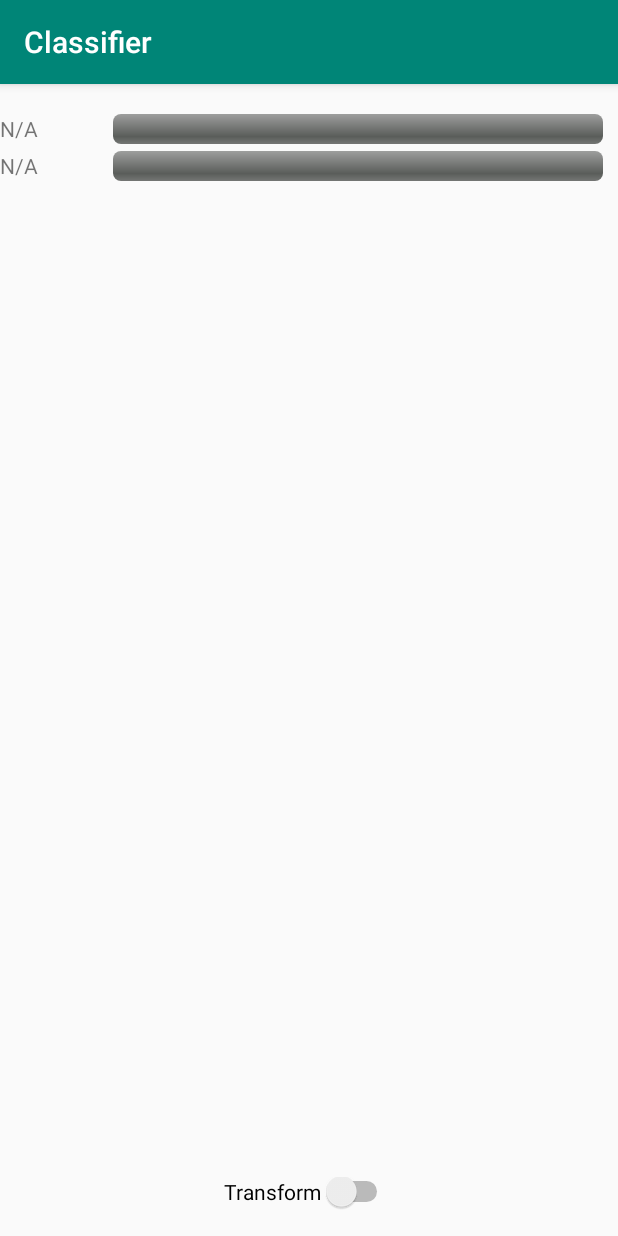
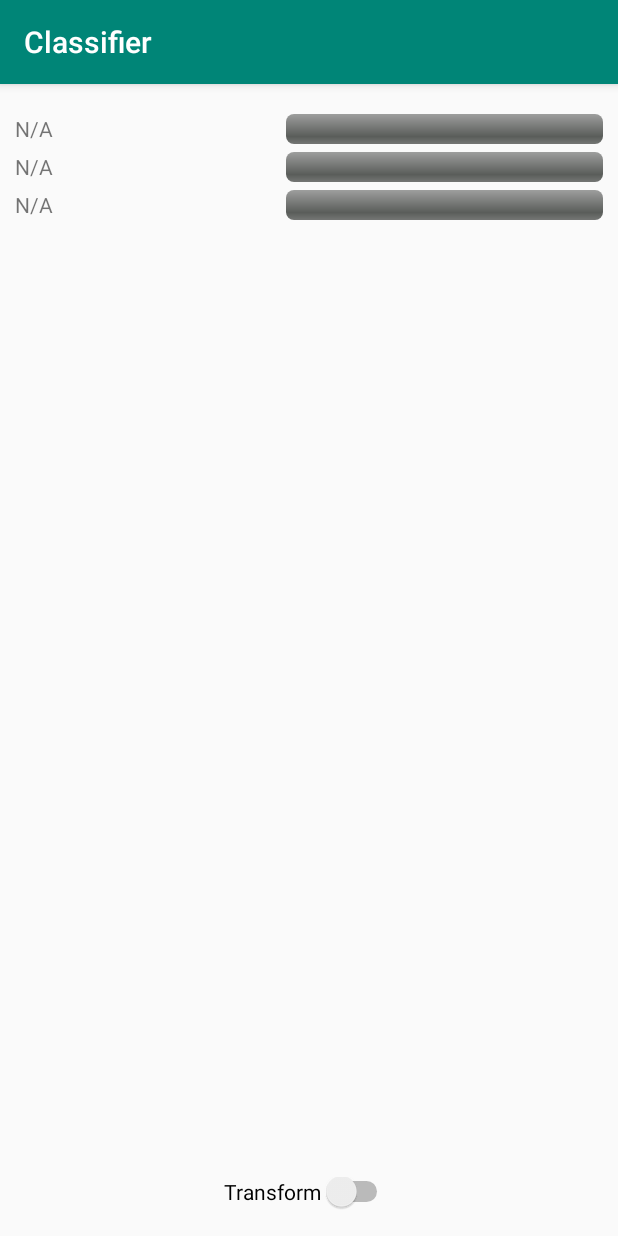
Before and after one commit to Lindronics/flir_app, an Android app: the ClassifierActivity screen opened directly, with no data from a screen before it, on a phone screen of 412 x 824 dp. Run offline under Robolectric (Android 15) with nearby library versions, the phone set to English and light mode, and no system bars; libraries missing offline, so code that uses them is left out: com.flir.thermalsdk, org.opencv.android, org.opencv.core, org.opencv.imgproc, org.tensorflow.lite; 20 statements that could not run were skipped.

Commit message:
Added animals classifier model * RGB only so far * Also changed prediction layout

```diff
--- a/app/src/main/assets/labels.txt
+++ b/app/src/main/assets/labels.txt
@@ -1,2 +1,8 @@
-nothing
-person
+cat
+pony
+hamburg-chicken
+alpaca
+muscovy-duck
+chicken
+silkie-chicken
+goose
--- a/app/src/main/assets/transformation.txt
+++ b/app/src/main/assets/transformation.txt
@@ -1,3 +1,3 @@
-640,480
-1.202290,-0.026808,-50.528589
-0.017762,1.203090,-73.950204
+160,120
+1.25983807,-0.01639785,-14.61914208
+0.02008102,1.19232813,-18.66017905
--- a/app/src/main/java/com/lindronics/flirapp/activities/ClassifierActivity.java
+++ b/app/src/main/java/com/lindronics/flirapp/activities/ClassifierActivity.java
@@ -22,8 +22,10 @@ public class ClassifierActivity extends AbstractCameraActivity {
 
     private TextView firstPredictionBox;
     private TextView secondPredictionBox;
+    private TextView thirdPredictionBox;
     private ProgressBar firstPredictionPb;
     private ProgressBar secondPredictionPb;
+    private ProgressBar thirdPredictionPb;
 
     /**
      * Used so that classification is not run on every frame.
@@ -49,8 +51,10 @@ public class ClassifierActivity extends AbstractCameraActivity {
 
         firstPredictionBox = findViewById(R.id.first_prediction_box);
         secondPredictionBox = findViewById(R.id.second_prediction_box);
+        thirdPredictionBox = findViewById(R.id.third_prediction_box);
         firstPredictionPb = findViewById(R.id.first_prediction_bar);
         secondPredictionPb = findViewById(R.id.second_prediction_bar);
+        thirdPredictionPb = findViewById(R.id.third_prediction_bar);
 
         frameCounter = 0;
     }
@@ -101,9 +105,15 @@ public class ClassifierActivity extends AbstractCameraActivity {
             }
 
             ModelHandler.Recognition recognition2 = results.get(1);
-            if (recognition != null) {
+            if (recognition2 != null) {
                 secondPredictionBox.setText(recognition2.toString());
                 secondPredictionPb.setProgress((int)(float) (recognition2.getConfidence() * 100));
+            }
+
+            ModelHandler.Recognition recognition3 = results.get(2);
+            if (recognition3 != null) {
+                thirdPredictionBox.setText(recognition3.toString());
+                thirdPredictionPb.setProgress((int)(float) (recognition3.getConfidence() * 100));
             }
         }
     }
@@ -119,7 +129,7 @@ public class ClassifierActivity extends AbstractCameraActivity {
         }
 
         try {
-            modelHandler = new ModelHandler(this, ModelHandler.Device.GPU, 2, true);
+            modelHandler = new ModelHandler(this, ModelHandler.Device.GPU, 2, false);
         } catch (IOException e) {
             e.printStackTrace();
             finish();
--- a/app/src/main/java/com/lindronics/flirapp/classification/ModelHandler.java
+++ b/app/src/main/java/com/lindronics/flirapp/classification/ModelHandler.java
@@ -293,9 +293,6 @@ public class ModelHandler {
         @NonNull
         public String toString() {
             String resultString = "";
-            if (id != null) {
-                resultString += "[" + id + "] ";
-            }
 
             if (title != null) {
                 resultString += title + " ";
--- a/app/src/main/res/layout/activity_classifier.xml
+++ b/app/src/main/res/layout/activity_classifier.xml
@@ -12,54 +12,91 @@
         android:orientation="vertical"
         android:layout_marginTop="20dp">
 
+        <LinearLayout
+            android:layout_width="match_parent"
+            android:layout_height="wrap_content"
+            android:id="@+id/first_prediction_row"
+            android:layout_marginStart="10dp"
+            android:layout_marginEnd="10dp"
+            android:layout_marginBottom="5dp">
+
             <TextView
                 android:id="@+id/first_prediction_box"
-            android:layout_width="wrap_content"
+                android:layout_width="match_parent"
                 android:layout_height="wrap_content"
-            android:layout_alignParentTop="true"
                 android:text="@string/not_available"
-            app:layout_constraintBottom_toBottomOf="parent"
-            app:layout_constraintLeft_toLeftOf="parent"
-            app:layout_constraintRight_toRightOf="parent"
-            app:layout_constraintTop_toTopOf="parent"
-            android:layout_marginBottom="5dp"/>
+                android:layout_weight="2" />
 
             <ProgressBar
                 android:id="@+id/first_prediction_bar"
                 style="@android:style/Widget.ProgressBar.Horizontal"
-            android:layout_width="wrap_content"
+                android:layout_weight="1"
+                android:layout_width="match_parent"
                 android:layout_height="wrap_content"
-            android:layout_toEndOf="@+id/first_prediction_box"
-            android:layout_alignParentEnd="true"
+                android:layout_marginStart="50dp"/>
+
+        </LinearLayout>
+
+        <LinearLayout
+            android:layout_width="match_parent"
+            android:layout_height="wrap_content"
+            android:id="@+id/second_prediction_row"
+            android:layout_marginStart="10dp"
             android:layout_marginEnd="10dp"
-            android:layout_marginStart="50dp"/>
+            android:layout_below="@+id/first_prediction_row"
+            android:layout_marginBottom="5dp">
 
             <TextView
                 android:id="@+id/second_prediction_box"
-            android:layout_width="wrap_content"
+                android:layout_width="match_parent"
                 android:layout_height="wrap_content"
-            android:layout_below="@+id/first_prediction_box"
                 android:text="@string/not_available"
+                android:layout_weight="2"/>
+
+            <ProgressBar
+                android:id="@+id/second_prediction_bar"
+                style="@android:style/Widget.ProgressBar.Horizontal"
+                android:layout_weight="1"
+                android:layout_width="match_parent"
+                android:layout_height="wrap_content"
+                android:layout_marginStart="50dp"/>
+
+        </LinearLayout>
+
+        <LinearLayout
+            android:layout_width="match_parent"
+            android:layout_height="wrap_content"
+            android:id="@+id/third_prediction_row"
+            android:layout_marginStart="10dp"
+            android:layout_marginEnd="10dp"
+            android:layout_below="@+id/second_prediction_row"
+            android:layout_marginBottom="5dp">
+
+            <TextView
+                android:id="@+id/third_prediction_box"
+                android:layout_width="match_parent"
+                android:layout_height="wrap_content"
+                android:text="@string/not_available"
+                android:layout_weight="2"
                 app:layout_constraintBottom_toBottomOf="parent"
                 app:layout_constraintLeft_toLeftOf="parent"
                 app:layout_constraintRight_toRightOf="parent"
                 app:layout_constraintTop_toTopOf="parent" />
 
             <ProgressBar
-            android:id="@+id/second_prediction_bar"
+                android:id="@+id/third_prediction_bar"
                 style="@android:style/Widget.ProgressBar.Horizontal"
-            android:layout_width="wrap_content"
+                android:layout_weight="1"
+                android:layout_width="match_parent"
                 android:layout_height="wrap_content"
-            android:layout_below="@+id/first_prediction_box"
-            android:layout_toEndOf="@+id/first_prediction_box"
-            android:layout_alignParentEnd="true"
-            android:layout_marginEnd="10dp"
                 android:layout_marginStart="50dp"/>
+
+        </LinearLayout>
 
         <LinearLayout
             android:layout_width="match_parent"
             android:layout_height="0dp"
-            android:layout_below="@+id/second_prediction_box"
+            android:layout_below="@+id/third_prediction_row"
             android:layout_above="@+id/transformation_switch">
 
             <ImageView
```
Also changed, not shown: 1 other file. Lines whose indentation alone changed are shown as unchanged.
